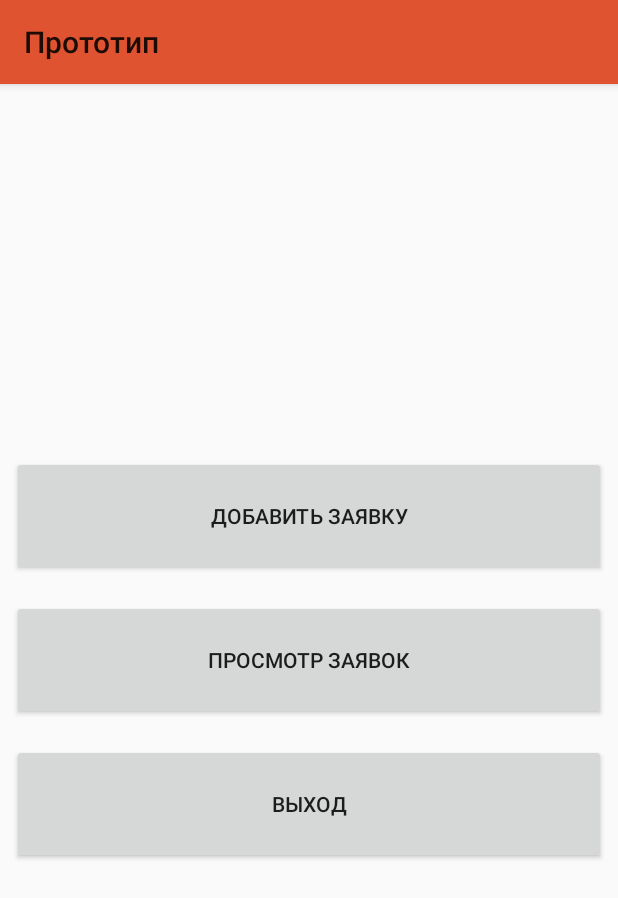
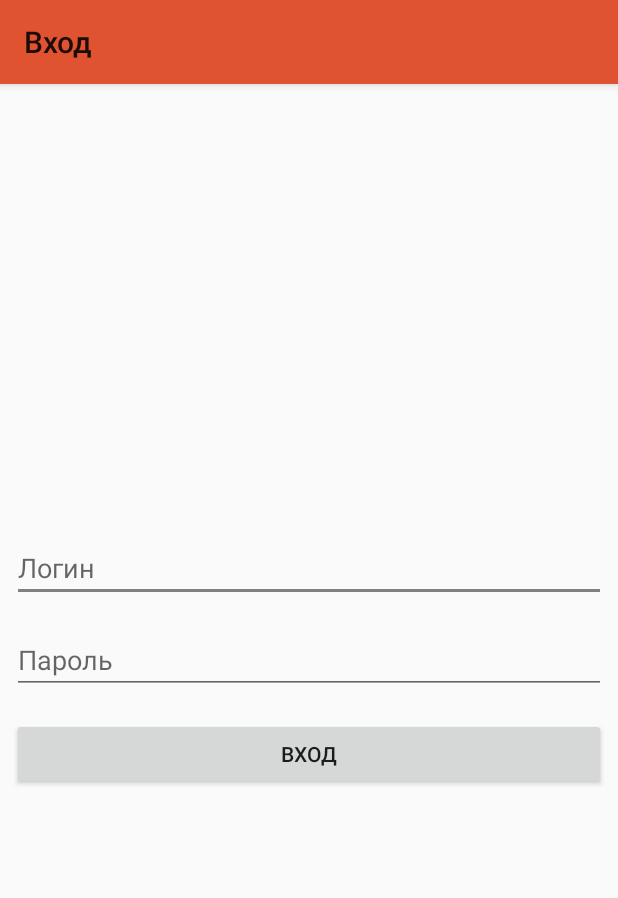
Before and after one commit to BIGV10/Prototype_Android, an Android app: the screen it shows after launch (MainActivity before the commit, LoginActivity after it), on a phone screen of 412 x 824 dp. Shown: the top 898 px of the screen. Run offline under Robolectric (Android 15) with nearby library versions, the phone set to English and light mode, and no system bars.

```diff
--- a/app/src/main/java/com/example/prototype/activity/MainActivity.kt
+++ b/app/src/main/java/com/example/prototype/activity/MainActivity.kt
@@ -28,7 +28,6 @@ class MainActivity : AppCompatActivity() {
             startActivity(goToActivity)
         }
 
-
         btn_exit.setOnClickListener {
             moveTaskToBack(true)
             exitProcess(-1)
--- /dev/null
+++ b/app/src/main/java/com/example/prototype/service/AuthService.kt
@@ -0,0 +1,17 @@
+package com.example.prototype.service
+
+import com.example.prototype.model.Equipment
+import com.example.prototype.model.User
+import com.example.prototype.model.UserLogin
+import com.google.gson.JsonObject
+import retrofit2.Call
+import retrofit2.http.Body
+import retrofit2.http.*
+
+interface AuthService {
+    @POST("auth/signin")
+    fun signIn(@Body json: JsonObject): Call<UserLogin>
+
+//    @POST("auth/signin")
+//    fun signIn(@Body json: JsonObject): Call<User>
+}
--- /dev/null
+++ b/app/src/main/res/layout/activity_login.xml
@@ -0,0 +1,49 @@
+<?xml version="1.0" encoding="utf-8"?>
+<androidx.constraintlayout.widget.ConstraintLayout xmlns:android="http://schemas.android.com/apk/res/android"
+    xmlns:app="http://schemas.android.com/apk/res-auto"
+    xmlns:tools="http://schemas.android.com/tools"
+    android:layout_width="match_parent"
+    android:layout_height="match_parent"
+    tools:context=".activity.LoginActivity">
+
+    <EditText
+        android:id="@+id/editTextLogin"
+        android:layout_width="0dp"
+        android:layout_height="wrap_content"
+        android:layout_marginStart="8dp"
+        android:layout_marginEnd="8dp"
+        android:layout_marginBottom="16dp"
+        android:ems="10"
+        android:hint="Логин"
+        android:inputType="textPersonName"
+        app:layout_constraintBottom_toTopOf="@+id/editTextPassword"
+        app:layout_constraintEnd_toEndOf="parent"
+        app:layout_constraintStart_toStartOf="parent" />
+
+    <EditText
+        android:id="@+id/editTextPassword"
+        android:layout_width="0dp"
+        android:layout_height="wrap_content"
+        android:layout_marginStart="8dp"
+        android:layout_marginEnd="8dp"
+        android:ems="10"
+        android:hint="Пароль"
+        android:inputType="textPassword"
+        app:layout_constraintBottom_toBottomOf="parent"
+        app:layout_constraintEnd_toEndOf="parent"
+        app:layout_constraintStart_toStartOf="parent"
+        app:layout_constraintTop_toTopOf="parent" />
+
+    <Button
+        android:id="@+id/buttonEnter"
+        android:layout_width="0dp"
+        android:layout_height="wrap_content"
+        android:layout_marginStart="8dp"
+        android:layout_marginTop="16dp"
+        android:layout_marginEnd="8dp"
+        android:text="Вход"
+        app:layout_constraintEnd_toEndOf="parent"
+        app:layout_constraintStart_toStartOf="parent"
+        app:layout_constraintTop_toBottomOf="@+id/editTextPassword" />
+
+</androidx.constraintlayout.widget.ConstraintLayout>
--- a/build.gradle
+++ b/build.gradle
@@ -1,7 +1,7 @@
 // Top-level build file where you can add configuration options common to all sub-projects/modules.
 
 buildscript {
-    ext.kotlin_version = '1.3.50'
+    ext.kotlin_version = '1.3.61'
     repositories {
         google()
         jcenter()
```
Also changed, not shown: app/build.gradle (+3 -12 lines), app/src/main/AndroidManifest.xml (+9 -6 lines), app/src/main/java/com/example/prototype/AuthHelper.kt (added, +62 -0 lines), app/src/main/java/com/example/prototype/ServiceBuilder.kt (+15 -1 lines), app/src/main/java/com/example/prototype/activity/LastRequestsActivity.kt (+23 -7 lines), app/src/main/java/com/example/prototype/activity/LoginActivity.kt (added, +75 -0 lines), app/src/main/java/com/example/prototype/model/Role.kt (added, +12 -0 lines), app/src/main/java/com/example/prototype/model/User.kt (added, +30 -0 lines), app/src/main/java/com/example/prototype/model/UserLogin.kt (added, +12 -0 lines), app/src/main/java/com/example/prototype/service/RequestService.kt (+6 -2 lines).
